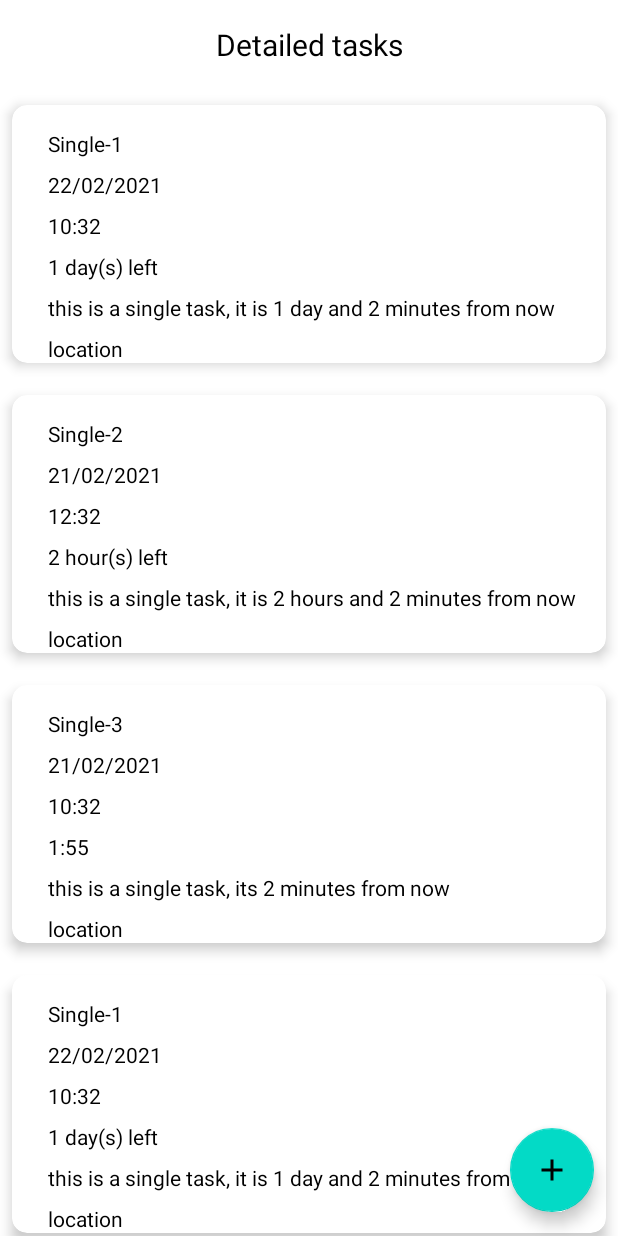
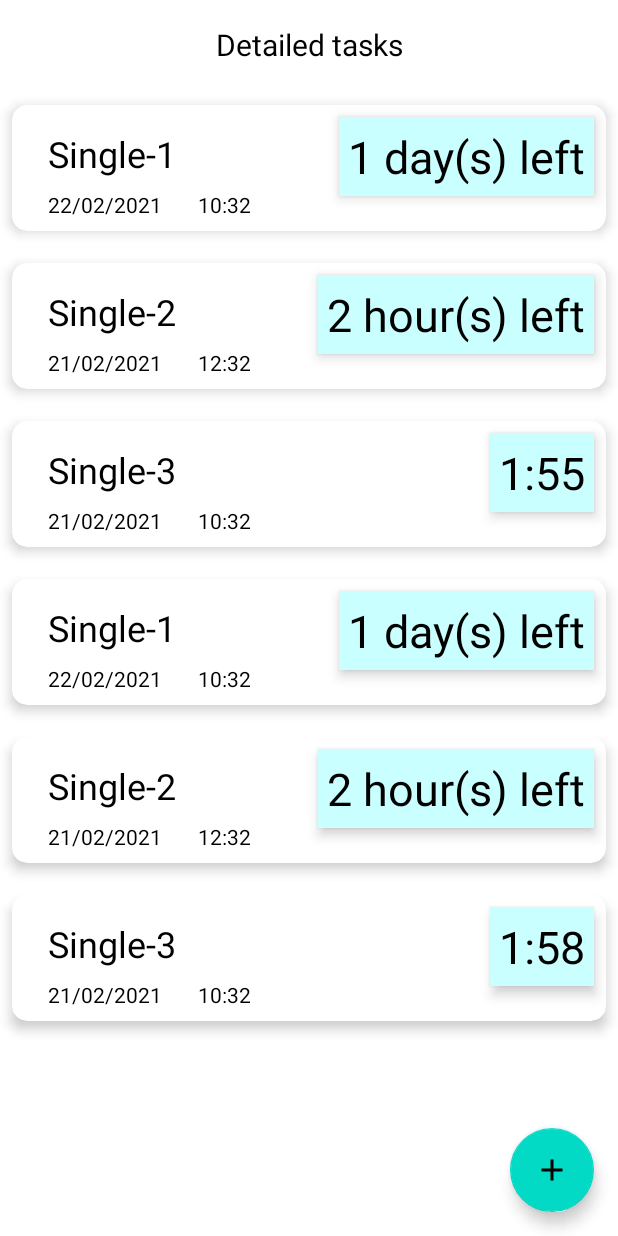
Before and after one commit to Kwansleep/Memotask-android, an Android app: the DetailedListActivity screen opened directly, with no data from a screen before it, on a phone screen of 412 x 824 dp. Run offline under Robolectric (Android 15) with nearby library versions, the phone set to English and light mode, and no system bars.

Commit message:
refactor DetailedList item layout - add hide/show function to partial informations - change layout for better apparel

```diff
--- a/app/src/main/java/stormhack21/memotask/ui/DetailedListActivity.java
+++ b/app/src/main/java/stormhack21/memotask/ui/DetailedListActivity.java
@@ -2,6 +2,8 @@ package stormhack21.memotask.ui;
 
 import androidx.annotation.NonNull;
 import androidx.appcompat.app.AppCompatActivity;
+import androidx.cardview.widget.CardView;
+import androidx.constraintlayout.widget.ConstraintLayout;
 import androidx.recyclerview.widget.LinearLayoutManager;
 import androidx.recyclerview.widget.RecyclerView;
 
@@ -10,6 +12,8 @@ import android.content.Intent;
 import android.database.Cursor;
 import android.os.Bundle;
 import android.os.CountDownTimer;
+import android.transition.AutoTransition;
+import android.transition.TransitionManager;
 import android.util.Log;
 import android.view.LayoutInflater;
 import android.view.View;
@@ -68,7 +72,7 @@ public class DetailedListActivity extends AppCompatActivity {
         String TAG = "TaskAdapter";
 
         private Context context;
-        List<Task> tasks;
+        private List<Task> tasks;
 
         private class mViewHolder extends RecyclerView.ViewHolder{
 
@@ -80,6 +84,8 @@ public class DetailedListActivity extends AppCompatActivity {
             private TextView description;
             private TextView location;
 
+            private CardView rootView;
+            private ConstraintLayout fullInfoView;
             private View parentView;
 
             public mViewHolder(View view) {
@@ -90,6 +96,9 @@ public class DetailedListActivity extends AppCompatActivity {
                 this.countdown = view.findViewById(R.id.detailedTaskCardCountdown);
                 this.description = view.findViewById(R.id.detailedTaskCardDescription);
                 this.location = view.findViewById(R.id.detailedTaskCardLocation);
+
+                this.rootView = view.findViewById(R.id.detailedTaskCardView);
+                this.fullInfoView = view.findViewById(R.id.detailedTaskCardFullInfo);
 
                 this.parentView = view;
             }
@@ -118,6 +127,10 @@ public class DetailedListActivity extends AppCompatActivity {
             final TextView countdown = holder.countdown;
             TextView descriptionView = holder.description;
             TextView locationView = holder.location;
+
+            final CardView rootView = holder.rootView;
+            final ConstraintLayout fullInfoView = holder.fullInfoView;
+
 
             // Get the current task
             SingleTask thisTask = (SingleTask)tasks.get(position);
@@ -162,15 +175,22 @@ public class DetailedListActivity extends AppCompatActivity {
             // Location
             locationView.setText(thisTask.getLocation());
 
-            /*
-            holder.parentView.setOnClickListener(new View.OnClickListener() {
+            View parentView = holder.parentView;
+            parentView.setOnClickListener(new View.OnClickListener() {
                 @Override
                 public void onClick(View v) {
 
+                    if (fullInfoView.getVisibility() == View.GONE){
+                        TransitionManager.beginDelayedTransition(detailTaskRecyclerView,new AutoTransition());
+                        fullInfoView.setVisibility(View.VISIBLE);
+                    } else {
+                        //TransitionManager.beginDelayedTransition(rootView,new AutoTransition());
+                        TransitionManager.beginDelayedTransition(detailTaskRecyclerView, new AutoTransition());
+                        fullInfoView.setVisibility(View.GONE);
+                    }
+
                 }
             });
-
-             */
         }
 
         @Override
--- a/app/src/main/res/layout/detailed_task_item.xml
+++ b/app/src/main/res/layout/detailed_task_item.xml
@@ -8,9 +8,15 @@
     app:layout_constraintStart_toStartOf="parent"
     app:cardCornerRadius="10dp"
     app:cardElevation="5dp"
-    app:cardUseCompatPadding="true">
+    app:cardUseCompatPadding="true"
+    android:id="@+id/detailedTaskCardView">
+    <LinearLayout
+        android:layout_width="match_parent"
+        android:layout_height="wrap_content"
+        android:orientation="vertical">
 
         <androidx.constraintlayout.widget.ConstraintLayout
+            android:id="@+id/detailedTaskCardConstraintLayoutTop"
             android:layout_width="match_parent"
             android:layout_height="wrap_content">
 
@@ -18,11 +24,12 @@
                 android:id="@+id/detailedTaskCardTitle"
                 android:layout_width="wrap_content"
                 android:layout_height="wrap_content"
-            android:text="default_text"
+                android:text="Title"
                 app:layout_constraintStart_toStartOf="parent"
                 app:layout_constraintTop_toTopOf="parent"
                 android:layout_marginTop="16dp"
-            android:layout_marginStart="24dp"/>
+                android:layout_marginStart="24dp"
+                android:textSize="24dp"/>
 
             <com.google.android.material.textview.MaterialTextView
                 android:id="@+id/detailedTaskCardDate"
@@ -30,29 +37,43 @@
                 android:layout_height="wrap_content"
                 android:layout_marginStart="24dp"
                 android:layout_marginTop="8dp"
+                android:layout_marginBottom="8dp"
+                android:text="Date"
+                app:layout_constraintBottom_toBottomOf="parent"
                 app:layout_constraintStart_toStartOf="parent"
-            app:layout_constraintTop_toBottomOf="@id/detailedTaskCardTitle"
-            android:text="default_text"/>
+                app:layout_constraintTop_toBottomOf="@id/detailedTaskCardTitle" />
 
             <com.google.android.material.textview.MaterialTextView
                 android:id="@+id/detailedTaskCardTime"
                 android:layout_width="wrap_content"
                 android:layout_height="wrap_content"
                 android:layout_marginStart="24dp"
-            android:layout_marginTop="8dp"
-            app:layout_constraintStart_toStartOf="parent"
-            app:layout_constraintTop_toBottomOf="@id/detailedTaskCardDate"
-            android:text="default_text"/>
+                android:text="Time"
+                app:layout_constraintBottom_toBottomOf="@+id/detailedTaskCardDate"
+                app:layout_constraintStart_toEndOf="@+id/detailedTaskCardDate"
+                app:layout_constraintTop_toTopOf="@+id/detailedTaskCardDate" />
 
             <com.google.android.material.textview.MaterialTextView
                 android:id="@+id/detailedTaskCardCountdown"
                 android:layout_width="wrap_content"
                 android:layout_height="wrap_content"
-            android:layout_marginStart="24dp"
                 android:layout_marginTop="8dp"
-            app:layout_constraintStart_toStartOf="parent"
-            app:layout_constraintTop_toBottomOf="@id/detailedTaskCardTime"
-            android:text="default_text"/>
+                android:layout_marginEnd="8dp"
+                android:text="Countdown"
+                app:layout_constraintEnd_toEndOf="parent"
+                app:layout_constraintTop_toTopOf="parent"
+                android:textSize="30dp"
+                android:background="#c9ffff"
+                android:elevation="5dp"
+                android:padding="6dp"/>
+
+        </androidx.constraintlayout.widget.ConstraintLayout>
+
+        <androidx.constraintlayout.widget.ConstraintLayout
+            android:layout_width="match_parent"
+            android:layout_height="wrap_content"
+            android:id="@+id/detailedTaskCardFullInfo"
+            android:visibility="gone">
 
             <com.google.android.material.textview.MaterialTextView
                 android:id="@+id/detailedTaskCardDescription"
@@ -60,9 +81,12 @@
                 android:layout_height="wrap_content"
                 android:layout_marginStart="24dp"
                 android:layout_marginTop="8dp"
+                android:layout_marginEnd="24dp"
+                android:text="Description"
+                app:layout_constraintEnd_toEndOf="parent"
+                app:layout_constraintHorizontal_bias="0.0"
                 app:layout_constraintStart_toStartOf="parent"
-            app:layout_constraintTop_toBottomOf="@id/detailedTaskCardCountdown"
-            android:text="default_text"/>
+                app:layout_constraintTop_toTopOf="parent" />
 
             <com.google.android.material.textview.MaterialTextView
                 android:id="@+id/detailedTaskCardLocation"
@@ -72,8 +96,11 @@
                 android:layout_marginTop="8dp"
                 app:layout_constraintStart_toStartOf="parent"
                 app:layout_constraintTop_toBottomOf="@id/detailedTaskCardDescription"
-            android:text="default_text"/>
+                android:text="Location"/>
 
         </androidx.constraintlayout.widget.ConstraintLayout>
 
+    </LinearLayout>
+
+
 </androidx.cardview.widget.CardView>
```
Lines whose indentation alone changed are shown as unchanged.
